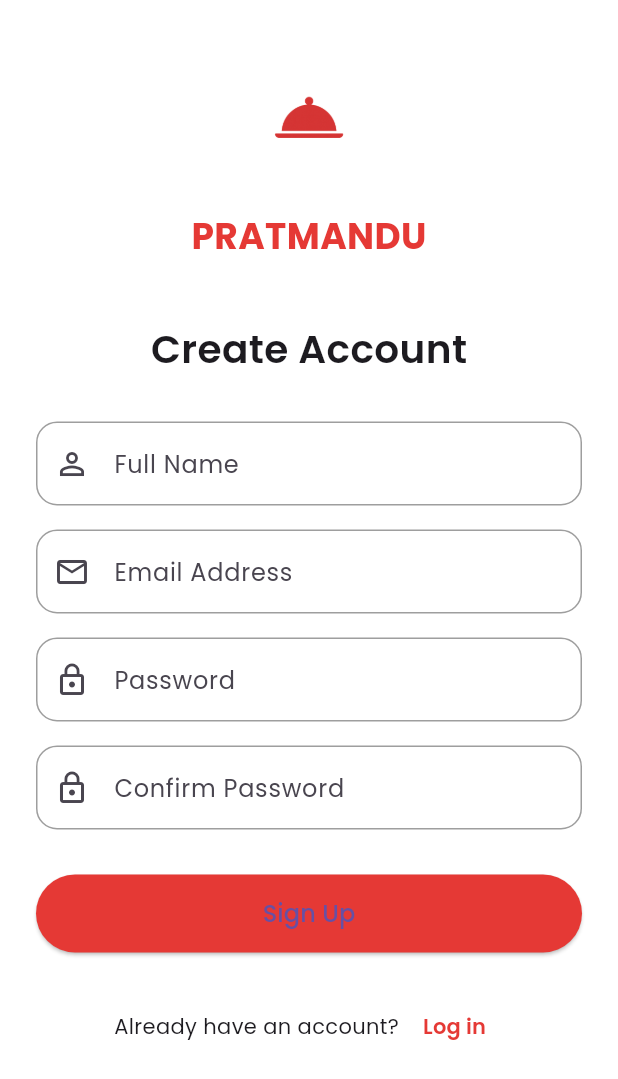
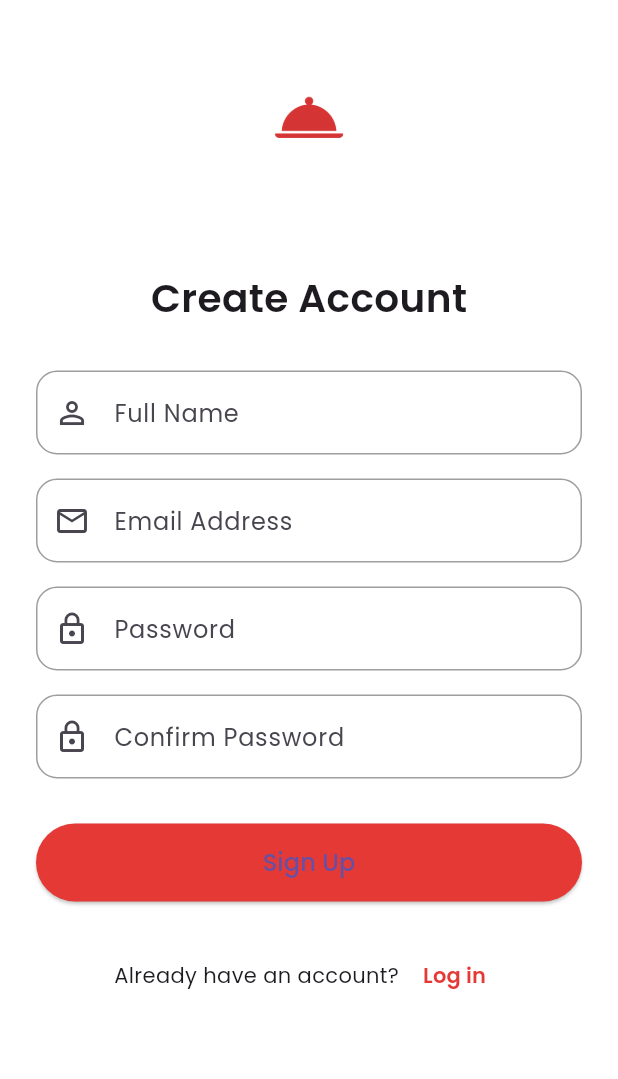
Before and after one commit to pratikgt/flutter, a Flutter app: the SignupScreen screen opened directly, on a phone screen of 412 x 824 dp. Shown: the top 1079 px of the screen. Run offline on Flutter 3.47's test engine with Material 3 defaults, Android fonts, the phone set to English and light mode, and no system bars; our stand-ins replace google_fonts.

Commit message:
'last_commit'

```diff
--- a/pratmandu/lib/screens/signup_screen.dart
+++ b/pratmandu/lib/screens/signup_screen.dart
@@ -22,15 +22,6 @@ class SignupScreen extends StatelessWidget {
               const SizedBox(height: 20),
 
               /// APP NAME
-              const Text(
-                'PRATMANDU',
-                style: TextStyle(
-                  fontSize: 24,
-                  fontWeight: FontWeight.bold,
-                  color: Color(0xFFE53935),
-                ),
-              ),
-
               const SizedBox(height: 40),
 
               /// TITLE
```
